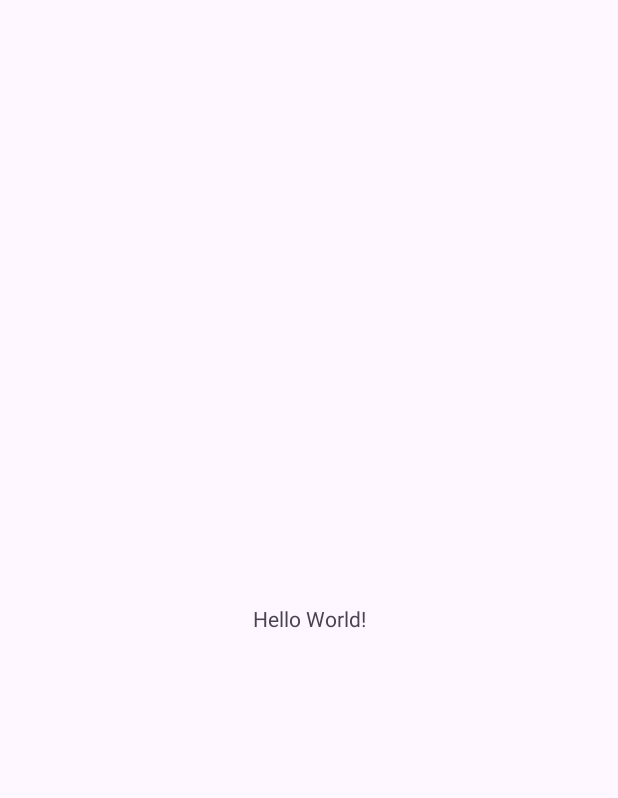
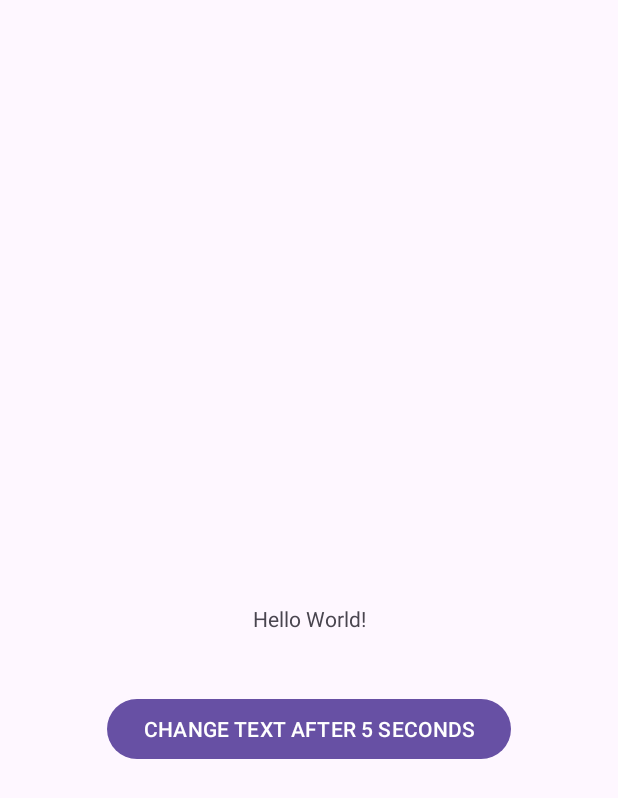
Before and after one commit to KevinhoMorales/MemoryLeaksKotlin, an Android app: the screen it shows after launch (MainActivity), on a phone screen of 412 x 824 dp. Before the commit the part shown is almost empty. Shown: the top 798 px of the screen. Run offline under Robolectric (Android 15) with nearby library versions, the phone set to English and light mode, and no system bars; 1 statement that could not run was skipped.

Commit message:
DevFest Cali

```diff
--- a/app/src/main/AndroidManifest.xml
+++ b/app/src/main/AndroidManifest.xml
@@ -13,6 +13,9 @@
         android:theme="@style/Theme.MemoryLeaksKotlin"
         tools:targetApi="31">
         <activity
+            android:name=".LeakActivity"
+            android:exported="false" />
+        <activity
             android:name=".MainActivity"
             android:exported="true">
             <intent-filter>
--- a/app/src/main/java/com/kevinhomorales/memoryleakskotlin/MainActivity.kt
+++ b/app/src/main/java/com/kevinhomorales/memoryleakskotlin/MainActivity.kt
@@ -1,20 +1,46 @@
 package com.kevinhomorales.memoryleakskotlin
 
+import android.content.Intent
 import android.os.Bundle
-import androidx.activity.enableEdgeToEdge
+import android.os.Handler
+import android.os.Looper
 import androidx.appcompat.app.AppCompatActivity
-import androidx.core.view.ViewCompat
-import androidx.core.view.WindowInsetsCompat
+import com.kevinhomorales.memoryleakskotlin.databinding.ActivityMainBinding
+import leakcanary.LeakCanary
 
 class MainActivity : AppCompatActivity() {
+
+    private lateinit var binding: ActivityMainBinding
+
+    companion object {
+        var leakedContext: MainActivity? = null // Referencia estática (causa el memory leak)
+    }
+
     override fun onCreate(savedInstanceState: Bundle?) {
         super.onCreate(savedInstanceState)
-        enableEdgeToEdge()
-        setContentView(R.layout.activity_main)
-        ViewCompat.setOnApplyWindowInsetsListener(findViewById(R.id.main)) { v, insets ->
-            val systemBars = insets.getInsets(WindowInsetsCompat.Type.systemBars())
-            v.setPadding(systemBars.left, systemBars.top, systemBars.right, systemBars.bottom)
-            insets
+        binding = ActivityMainBinding.inflate(layoutInflater)
+        setContentView(binding.root)
+        setUpActions()
+        setUpView()
+    }
+
+    private fun setUpView() {
+        leakedContext = this
+        LeakCanary.dumpHeap()
+    }
+
+    private fun setUpActions() {
+        binding.changeTextId.setOnClickListener {
+//            openLeakActivity()
         }
     }
+
+    override fun onDestroy() {
+        super.onDestroy()
+    }
+
+    private fun openLeakActivity() {
+        val intent = Intent(this, LeakActivity::class.java)
+        startActivity(intent)
+    }
 }
--- a/app/src/main/res/layout/activity_main.xml
+++ b/app/src/main/res/layout/activity_main.xml
@@ -8,6 +8,7 @@
     tools:context=".MainActivity">
 
     <TextView
+        android:id="@+id/text_id"
         android:layout_width="wrap_content"
         android:layout_height="wrap_content"
         android:text="Hello World!"
@@ -16,4 +17,14 @@
         app:layout_constraintStart_toStartOf="parent"
         app:layout_constraintTop_toTopOf="parent" />
 
+    <Button
+        android:id="@+id/change_text_id"
+        android:layout_width="wrap_content"
+        android:layout_height="wrap_content"
+        android:text="CHANGE TEXT AFTER 5 SECONDS"
+        android:layout_marginTop="40dp"
+        app:layout_constraintEnd_toEndOf="parent"
+        app:layout_constraintStart_toStartOf="parent"
+        app:layout_constraintTop_toBottomOf="@+id/text_id" />
+
 </androidx.constraintlayout.widget.ConstraintLayout>
--- a/gradle/libs.versions.toml
+++ b/gradle/libs.versions.toml
@@ -6,6 +6,7 @@ junit = "4.13.2"
 junitVersion = "1.2.1"
 espressoCore = "3.6.1"
 appcompat = "1.7.0"
+leakcanaryAndroid = "2.14"
 material = "1.12.0"
 activity = "1.9.3"
 constraintlayout = "2.2.0"
@@ -16,6 +17,7 @@ junit = { group = "junit", name = "junit", version.ref = "junit" }
 androidx-junit = { group = "androidx.test.ext", name = "junit", version.ref = "junitVersion" }
 androidx-espresso-core = { group = "androidx.test.espresso", name = "espresso-core", version.ref = "espressoCore" }
 androidx-appcompat = { group = "androidx.appcompat", name = "appcompat", version.ref = "appcompat" }
+leakcanary-android = { module = "com.squareup.leakcanary:leakcanary-android", version.ref = "leakcanaryAndroid" }
 material = { group = "com.google.android.material", name = "material", version.ref = "material" }
 androidx-activity = { group = "androidx.activity", name = "activity", version.ref = "activity" }
 androidx-constraintlayout = { group = "androidx.constraintlayout", name = "constraintlayout", version.ref = "constraintlayout" }
```
Also changed, not shown: app/build.gradle.kts (+7 -0 lines), app/src/main/java/com/kevinhomorales/memoryleakskotlin/LeakActivity.kt (added, +22 -0 lines), app/src/main/res/layout/activity_leak.xml (added, +10 -0 lines).
